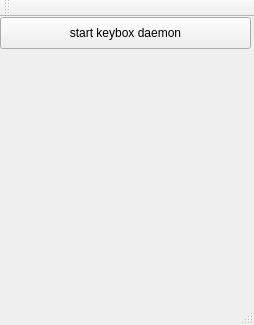
Old version of the form qt/mainwindow.ui in the repository KeyboxWallet/keyboxd.
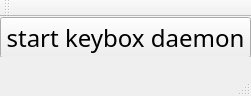
New version of the form.

What changed in the file:
```diff
--- a/qt/mainwindow.ui
+++ b/qt/mainwindow.ui
@@ -6,10 +6,16 @@
    <rect>
     <x>0</x>
     <y>0</y>
-    <width>254</width>
-    <height>325</height>
+    <width>251</width>
+    <height>96</height>
    </rect>
   </property>
+  <property name="font">
+   <font>
+    <family>STSong</family>
+    <pointsize>18</pointsize>
+   </font>
+  </property>
   <property name="windowTitle">
    <string>Keybox daemon runner</string>
   </property>
@@ -20,9 +26,15 @@
       <x>0</x>
       <y>0</y>
       <width>251</width>
-      <height>32</height>
+      <height>41</height>
      </rect>
     </property>
+    <property name="font">
+     <font>
+      <family>Songti SC</family>
+      <pointsize>18</pointsize>
+     </font>
+    </property>
     <property name="text">
      <string>start keybox daemon</string>
     </property>
```
Left out of the diff: 2 changed lines with no effect on the pictures.
